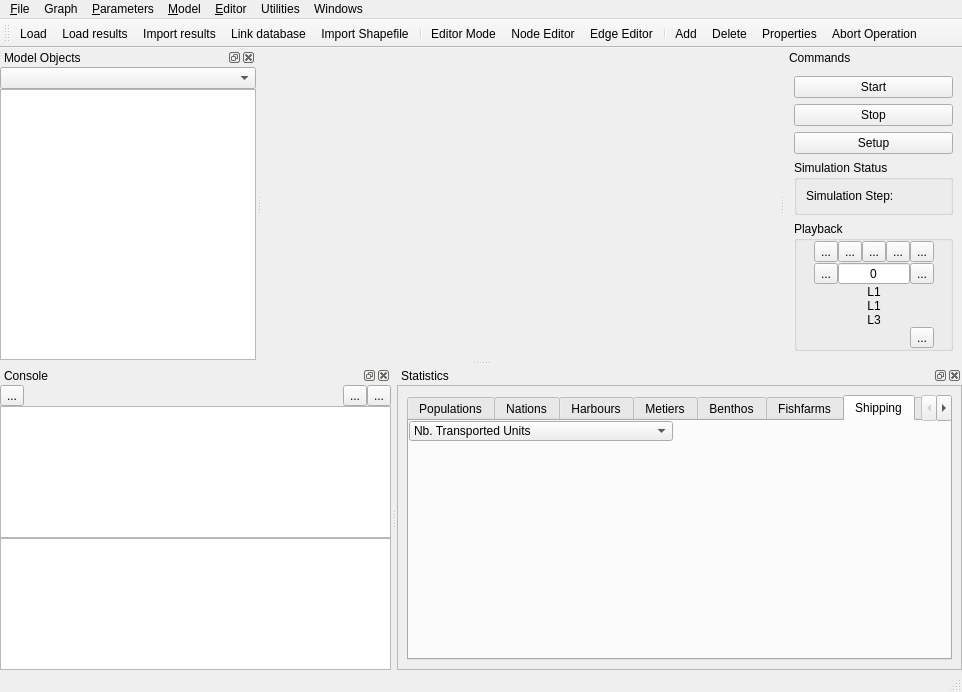
frabas/DISPLACE_GUI, file qtgui/mainwindow.ui: the form before one commit.
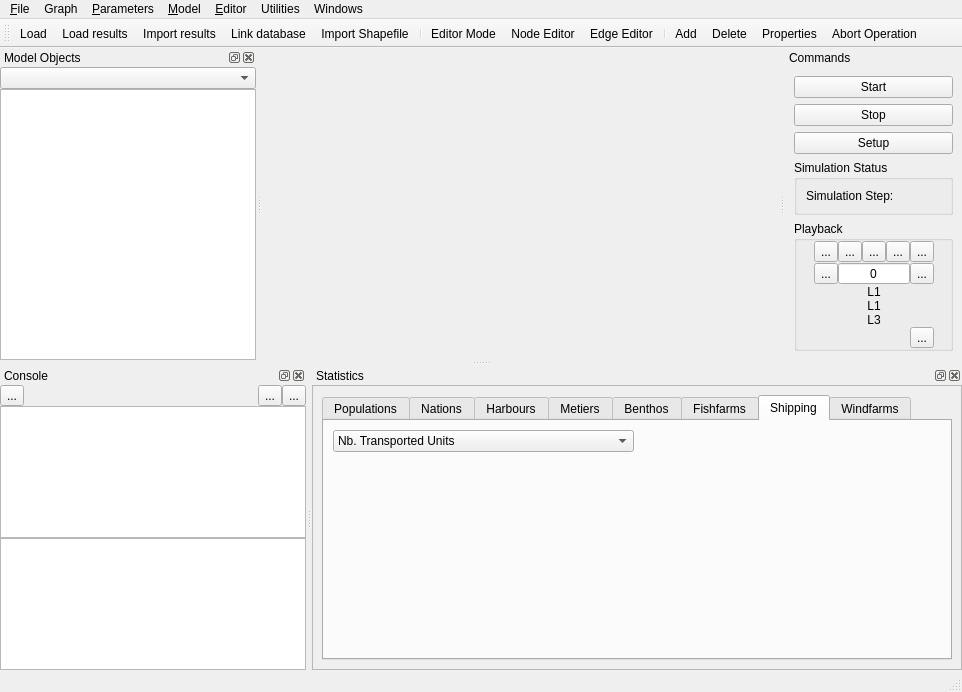
The form after the commit. The open tabs and pages were chosen to show the change. Icons and pictures are not drawn. Custom widgets are drawn as their Qt base class.

Commit message: Export files for windfarms and ships (wip3)

Diff of the .ui file:
```diff
--- a/qtgui/mainwindow.ui
+++ b/qtgui/mainwindow.ui
@@ -867,15 +867,9 @@
            <attribute name="title">
             <string>Shipping</string>
            </attribute>
+           <layout class="QGridLayout" name="gridLayout_4">
+            <item row="0" column="0">
            <widget class="QComboBox" name="shipsStatSelector">
-            <property name="geometry">
-             <rect>
-              <x>0</x>
-              <y>0</y>
-              <width>264</width>
-              <height>20</height>
-             </rect>
-            </property>
             <property name="sizePolicy">
              <sizepolicy hsizetype="MinimumExpanding" vsizetype="Fixed">
               <horstretch>0</horstretch>
@@ -941,16 +935,24 @@
              </property>
             </item>
            </widget>
-           <widget class="QCustomPlot" name="plotShips" native="true">
-            <property name="geometry">
-             <rect>
-              <x>0</x>
-              <y>20</y>
-              <width>531</width>
-              <height>211</height>
-             </rect>
-            </property>
-           </widget>
+            </item>
+            <item row="0" column="1">
+             <spacer name="horizontalSpacer_25">
+              <property name="orientation">
+               <enum>Qt::Horizontal</enum>
+              </property>
+              <property name="sizeHint" stdset="0">
+               <size>
+                <width>251</width>
+                <height>20</height>
+               </size>
+              </property>
+             </spacer>
+            </item>
+            <item row="1" column="0" colspan="2">
+             <widget class="QCustomPlot" name="plotShips" native="true"/>
+            </item>
+           </layout>
           </widget>
           <widget class="QWidget" name="tab_2">
            <attribute name="icon">
```
Left out of the diff: 38 changed lines with no effect on the pictures. Lines whose indentation alone changed are shown as unchanged.
